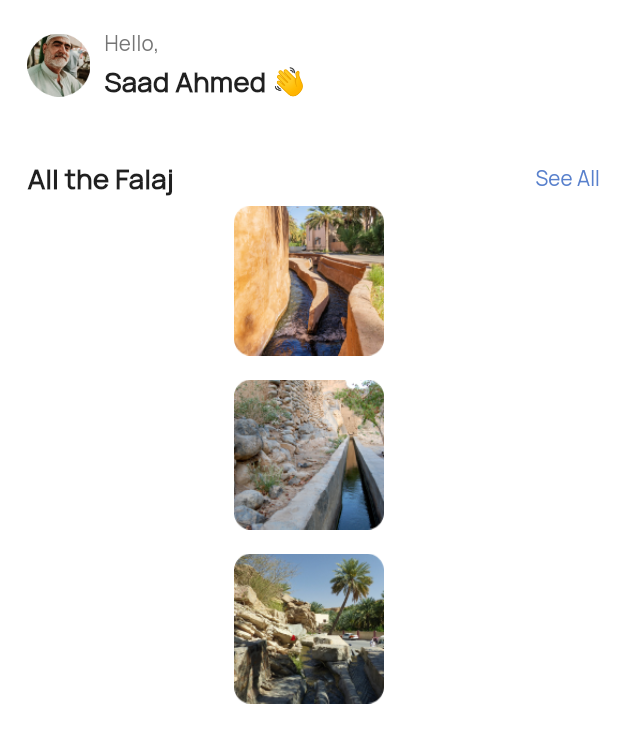
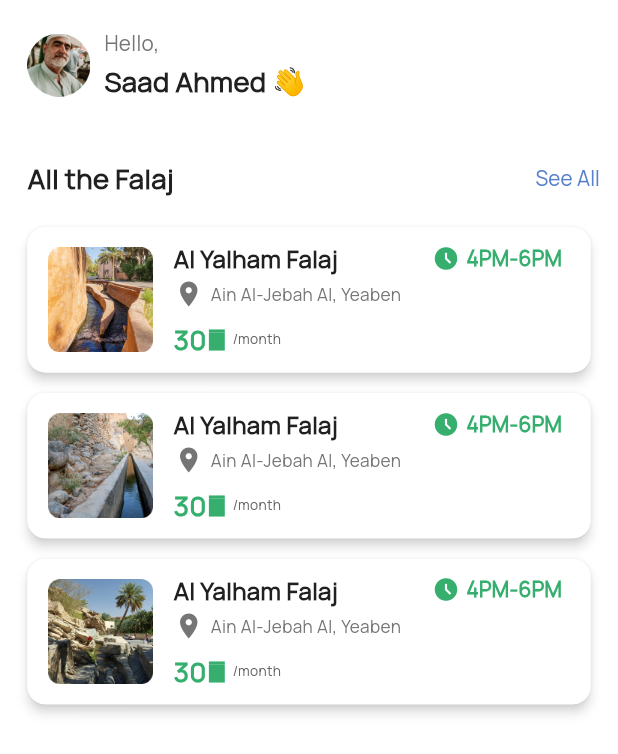
Before and after one commit to Sayeed-Maheen/Falaj-User-App, a Flutter app: the HomeScreen screen opened directly, on a phone screen of 412 x 824 dp. Shown: the top 754 px of the screen. Run offline on Flutter 3.47's test engine with Material 2 defaults, Android fonts, the phone set to English and light mode, and no system bars; our stand-ins replace dotted_border, dropdown_button2, file_picker, flutter_screenutil, flutter_svg, flutter_switch and 2 more; accounts and stored records are empty.

Commit message:
19.08.23

```diff
--- a/lib/screens/homeScreen.dart
+++ b/lib/screens/homeScreen.dart
@@ -1,6 +1,7 @@
 import 'package:falaj_user_app/utils/app_colors.dart';
 import 'package:flutter/material.dart';
 import 'package:flutter_screenutil/flutter_screenutil.dart';
+import 'package:flutter_svg/svg.dart';
 
 class HomeScreen extends StatelessWidget {
   HomeScreen({super.key});
@@ -92,14 +93,105 @@ class HomeScreen extends StatelessWidget {
                     ],
                   ),
                 ),
+                SizedBox(height: 12.h),
                 ...List.generate(
                   _images.length,
-                  (index) => Container(
-
-                      margin: EdgeInsets.only(bottom: 16),
-
-
-                      child: Image.asset(_images[index], height: 100, width: 100,)),
+                  (index) => Card(
+                    shadowColor: AppColors.colorGrey,
+                    margin: REdgeInsets.only(left: 16, right: 16, bottom: 12),
+                    color: AppColors.colorWhiteHighEmp,
+                    elevation: 3,
+                    child: Container(
+                        padding:
+                            REdgeInsets.symmetric(horizontal: 12, vertical: 8),
+                        decoration: BoxDecoration(
+                            color: AppColors.colorWhiteHighEmp,
+                            borderRadius: BorderRadius.circular(12)),
+                        child: Row(
+                          children: [
+                            Image.asset(
+                              _images[index],
+                              height: 70,
+                              width: 70,
+                            ),
+                            SizedBox(width: 12.w),
+                            Column(
+                              crossAxisAlignment: CrossAxisAlignment.start,
+                              children: [
+                                Row(
+                                  mainAxisAlignment:
+                                      MainAxisAlignment.spaceBetween,
+                                  children: [
+                                    Text(
+                                      "Al Yalham Falaj",
+                                      style: TextStyle(
+                                        fontSize: 14.sp,
+                                        fontWeight: FontWeight.w600,
+                                        color: AppColors.colorBlackHighEmp,
+                                      ),
+                                    ),
+                                    SizedBox(width: 55.w),
+                                    Row(
+                                      children: [
+                                        const Icon(Icons.access_time_filled,
+                                            color: AppColors.colorGreen,
+                                            size: 18),
+                                        SizedBox(width: 4.w),
+                                        Text(
+                                          "4PM-6PM",
+                                          style: TextStyle(
+                                            fontSize: 12.sp,
+                                            fontWeight: FontWeight.w600,
+                                            color: AppColors.colorGreen,
+                                          ),
+                                        ),
+                                      ],
+                                    )
+                                  ],
+                                ),
+                                SizedBox(height: 2.h),
+                                Row(
+                                  children: [
+                                    const Icon(Icons.location_on,
+                                        color: AppColors.colorBlackLowEmp,
+                                        size: 20),
+                                    SizedBox(width: 4.w),
+                                    Text(
+                                      "Ain Al-Jebah Al, Yeaben",
+                                      style: TextStyle(
+                                        fontSize: 10.sp,
+                                        fontWeight: FontWeight.w300,
+                                        color: AppColors.colorBlackLowEmp,
+                                      ),
+                                    ),
+                                  ],
+                                ),
+                                SizedBox(height: 6.h),
+                                Row(
+                                  children: [
+                                    Text(
+                                      "﷼30 ",
+                                      style: TextStyle(
+                                        fontSize: 16.sp,
+                                        fontWeight: FontWeight.w800,
+                                        color: AppColors.colorGreen,
+                                      ),
+                                    ),
+                                    Text(
+                                      "/month",
+                                      style: TextStyle(
+                                        fontSize: 8.sp,
+                                        fontWeight: FontWeight.w400,
+                                        color: AppColors.colorBlackDarkerEmp,
+                                      ),
+                                    ),
+                                  ],
+                                ),
+                              ],
+                            ),
+                          ],
+                        )),
+                  ),
                 ),
               ],
             ),
--- a/lib/utils/app_colors.dart
+++ b/lib/utils/app_colors.dart
@@ -24,7 +24,9 @@ class AppColors {
   static const colorBlackMidEmp = Color(0xFF919191);
   static const colorBlackLowEmp = Color(0xFF757575);
   static const colorBlackLowerEmp = Color(0xFF6C6C6C);
+  static const colorBlackDarkerEmp = Color(0xFF606060);
   static const colorRed = Color(0xFFFF6B6B);
+  static const colorGreen = Color(0xFF36AF6E);
 
   static const colorBlueDark = Color(0xff1B3149);
   static const colorBlueLight = Color(0xff90A0B2);
```
Also changed, not shown: assets/images/arabic.svg (added).
